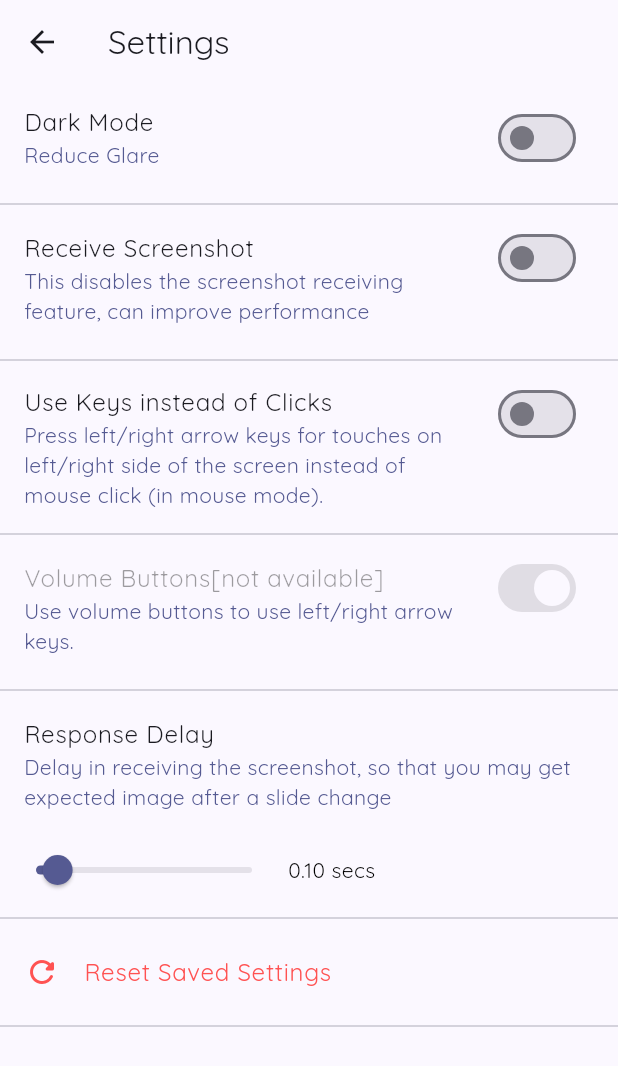
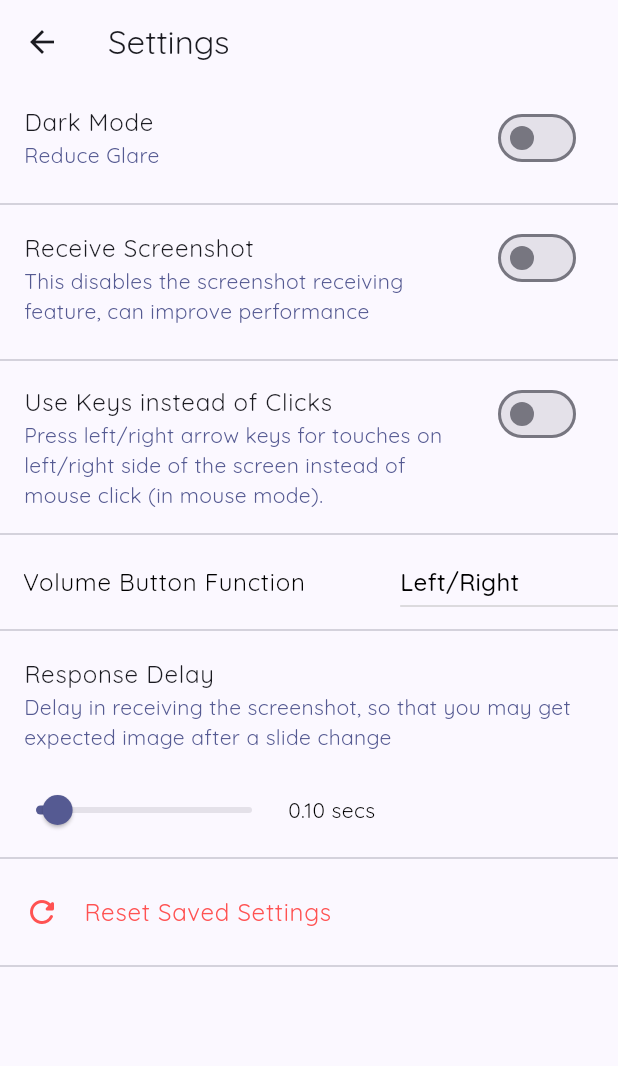
Before and after one commit to ShivanshuKGupta/remote, a Flutter app: the SettingsScreen screen opened directly, after a tap on "Receive Screenshot", on a phone screen of 412 x 824 dp. Shown: the top 1066 px of the screen. Run offline on Flutter 3.47's test engine with Material 2 defaults, Android fonts, the light colour scheme and no system bars; our stand-ins replace flutter_riverpod, google_fonts, shared_preferences; missing offline and left inert: flutter_android_volume_keydown; accounts and stored records are empty.

Commit message:
Added Volume Button Functions

```diff
--- a/lib/providers/settings.dart
+++ b/lib/providers/settings.dart
@@ -1,6 +1,7 @@
 import 'dart:convert';
 
 import 'package:flutter_riverpod/flutter_riverpod.dart';
+import 'package:remote/providers/volume_button_functions.dart';
 import 'package:shared_preferences/shared_preferences.dart';
 
 class _Settings {
@@ -15,8 +16,7 @@ class _Settings {
   bool mouseMode = false;
   bool scrollMode = false;
   bool clicksToKeys = false; // Replaces mouse click to arrow keys in mouse mode
-  bool useVolumeButtons =
-      true; // Arrow keys can be pressed using volume buttons
+  VolumButtonFunctions volumeButtonFunctions = VolumButtonFunctions.leftRight;
 }
 
 class _SettingsProvider extends StateNotifier<_Settings> {
@@ -34,7 +34,7 @@ class _SettingsProvider extends StateNotifier<_Settings> {
       "mouseMode": state.mouseMode,
       "scrollMode": state.scrollMode,
       "clicksToKeys": state.clicksToKeys,
-      "useVolumeButtons": state.useVolumeButtons,
+      "volumeButtonFunctions": state.volumeButtonFunctions.index,
     });
   }
 
@@ -57,7 +57,8 @@ class _SettingsProvider extends StateNotifier<_Settings> {
     state.mouseMode = settings["mouseMode"] ?? true;
     state.scrollMode = settings["scrollMode"] ?? true;
     state.clicksToKeys = settings["clicksToKeys"] ?? false;
-    state.useVolumeButtons = settings["useVolumeButtons"] ?? true;
+    state.volumeButtonFunctions =
+        VolumButtonFunctions.values[settings["volumeButtonFunctions"] ?? 0];
   }
 
   Future<bool> loadSettings() async {
--- /dev/null
+++ b/lib/providers/volume_button_functions.dart
@@ -0,0 +1 @@
+enum VolumButtonFunctions { leftRight, upDown, scroll, switchMode }
--- a/lib/screens/settings_screen.dart
+++ b/lib/screens/settings_screen.dart
@@ -7,30 +7,16 @@ import 'package:flutter_riverpod/flutter_riverpod.dart';
 
 import 'package:remote/providers/server.dart';
 import 'package:remote/providers/settings.dart';
+import 'package:remote/providers/volume_button_functions.dart';
 import '../providers/remote_buttons.dart';
 
 class SettingsScreen extends ConsumerWidget {
   const SettingsScreen({super.key});
 
-  // StreamSubscription<HardwareButton>? subscription;
-
-  // void startListening() {
-  //   subscription = FlutterAndroidVolumeKeydown.stream.listen((event) {
-  //     if (event == HardwareButton.volume_down) {
-  //       print("Volume down received");
-  //     } else if (event == HardwareButton.volume_up) {
-  //       print("Volume up received");
-  //     }
-  //   });
-  // }
-
-  // void stopListening() {
-  //   subscription?.cancel();
-  // }
-
   @override
   Widget build(BuildContext context, WidgetRef ref) {
     final settingsInstance = ref.read(settings);
+    final settingsClass = ref.read(settings.notifier);
     return Scaffold(
       appBar: AppBar(
         title: const Text('Settings'),
@@ -46,7 +32,7 @@ class SettingsScreen extends ConsumerWidget {
               value: ref.watch(settings).darkMode,
               onChanged: (value) {
                 settingsInstance.darkMode = value;
-                ref.read(settings.notifier).notifyListeners();
+                settingsClass.notifyListeners();
               }),
           const Divider(),
           SwitchListTile(
@@ -59,10 +45,8 @@ class SettingsScreen extends ConsumerWidget {
               value: ref.watch(settings).receiveImage,
               onChanged: (value) {
                 settingsInstance.receiveImage = value;
-                ref.read(settings.notifier).notifyListeners();
-                ref
-                    .read(server.notifier)
-                    .send(ref.read(settings.notifier).encodeServer());
+                settingsClass.notifyListeners();
+                ref.read(server.notifier).send(settingsClass.encodeServer());
               }),
           const Divider(),
           SwitchListTile(
@@ -75,28 +59,52 @@ class SettingsScreen extends ConsumerWidget {
               value: ref.watch(settings).clicksToKeys,
               onChanged: (value) {
                 settingsInstance.clicksToKeys = value;
-                ref.read(settings.notifier).notifyListeners();
+                settingsClass.notifyListeners();
               }),
           const Divider(),
-          SwitchListTile(
-              title: const Text('Volume Buttons[not available]'),
-              isThreeLine: true,
-              subtitle: Text(
-                'Use volume buttons to use left/right arrow keys.',
-                style: TextStyle(color: Theme.of(context).colorScheme.primary),
-              ),
-              value: ref.watch(settings).useVolumeButtons,
-              onChanged: null
-              // (value) {
-              //   settingsInstance.useVolumeButtons = value;
-              //   if (value) {
-              //     startListening();
-              //   } else {
-              //     stopListening();
-              //   }
-              //   ref.read(settings.notifier).notifyListeners();
-              // }
-              ),
+          Padding(
+            padding: const EdgeInsets.only(left: 15),
+            child: Row(
+              mainAxisAlignment: MainAxisAlignment.spaceBetween,
+              children: [
+                Text(
+                  "Volume Button Function",
+                  style: Theme.of(context).textTheme.bodyLarge,
+                ),
+                DropdownButton(
+                  iconSize: 0,
+                  elevation: 5,
+                  isDense: false,
+                  hint: const Text('Function'),
+                  borderRadius: BorderRadius.circular(20),
+                  value: settingsInstance.volumeButtonFunctions,
+                  items: const <DropdownMenuItem<VolumButtonFunctions>>[
+                    DropdownMenuItem(
+                      value: VolumButtonFunctions.leftRight,
+                      child: Text('Left/Right'),
+                    ),
+                    DropdownMenuItem(
+                      value: VolumButtonFunctions.upDown,
+                      child: Text('Up/Down'),
+                    ),
+                    DropdownMenuItem(
+                      value: VolumButtonFunctions.scroll,
+                      child: Text('Scroll'),
+                    ),
+                    DropdownMenuItem(
+                      value: VolumButtonFunctions.switchMode,
+                      child: Text('Toggle Scroll Mode'),
+                    ),
+                  ],
+                  onChanged: (value) {
+                    settingsInstance.volumeButtonFunctions =
+                        value ?? VolumButtonFunctions.leftRight;
+                    settingsClass.notifyListeners();
+                  },
+                ),
+              ],
+            ),
+          ),
           const Divider(),
           ListTile(
             title: const Text('Response Delay'),
@@ -115,7 +123,7 @@ class SettingsScreen extends ConsumerWidget {
               textColor: Colors.redAccent,
               onTap: () async {
                 await ref.read(server.notifier).disconnect();
-                await ref.read(settings.notifier).clearSettings();
+                await settingsClass.clearSettings();
                 await ref.read(remoteButtons.notifier).loadButtons();
                 if (context.mounted) {
                   Navigator.of(context).pop();
@@ -145,6 +153,7 @@ class _DelaySliderState extends ConsumerState<_DelaySlider> {
   double delayTime = 0;
   @override
   Widget build(BuildContext context) {
+    final settingsClass = ref.read(settings.notifier);
     return Row(
       children: [
         Slider(
@@ -159,10 +168,8 @@ class _DelaySliderState extends ConsumerState<_DelaySlider> {
           },
           onChangeEnd: (value) {
             ref.read(settings).delayTime = value;
-            ref.read(settings.notifier).saveSettings();
-            ref
-                .read(server.notifier)
-                .send(ref.read(settings.notifier).encodeServer());
+            settingsClass.saveSettings();
+            ref.read(server.notifier).send(settingsClass.encodeServer());
           },
         ),
         Text("${delayTime.toStringAsFixed(2)} secs"),
```
Also changed, not shown: lib/widgets/touchpad.dart (+44 -9 lines).
